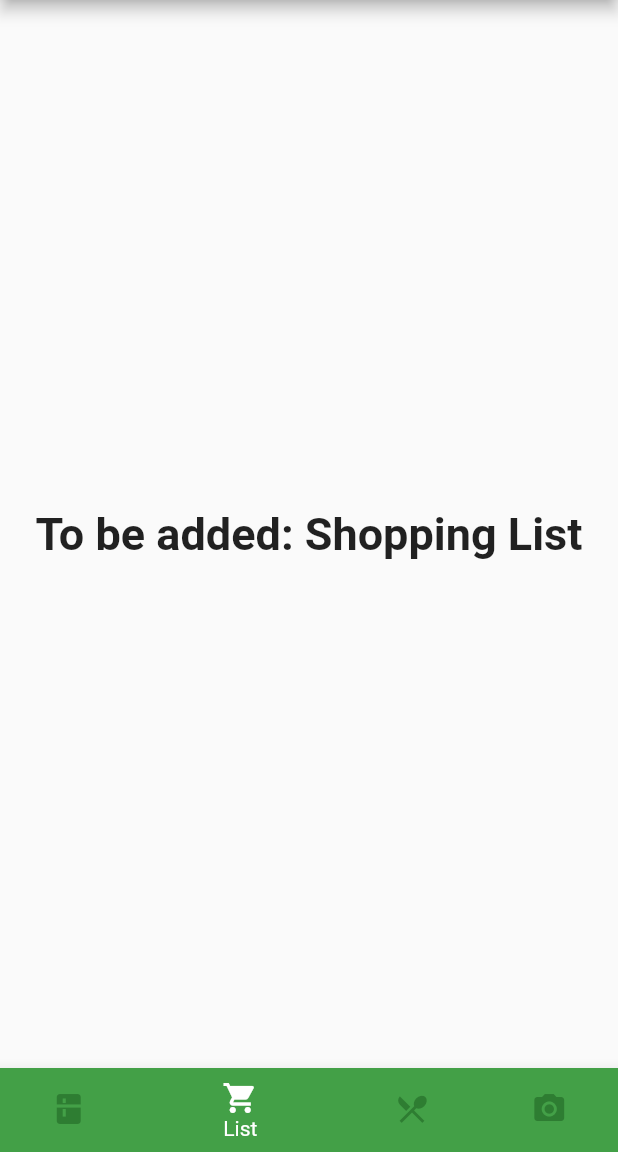
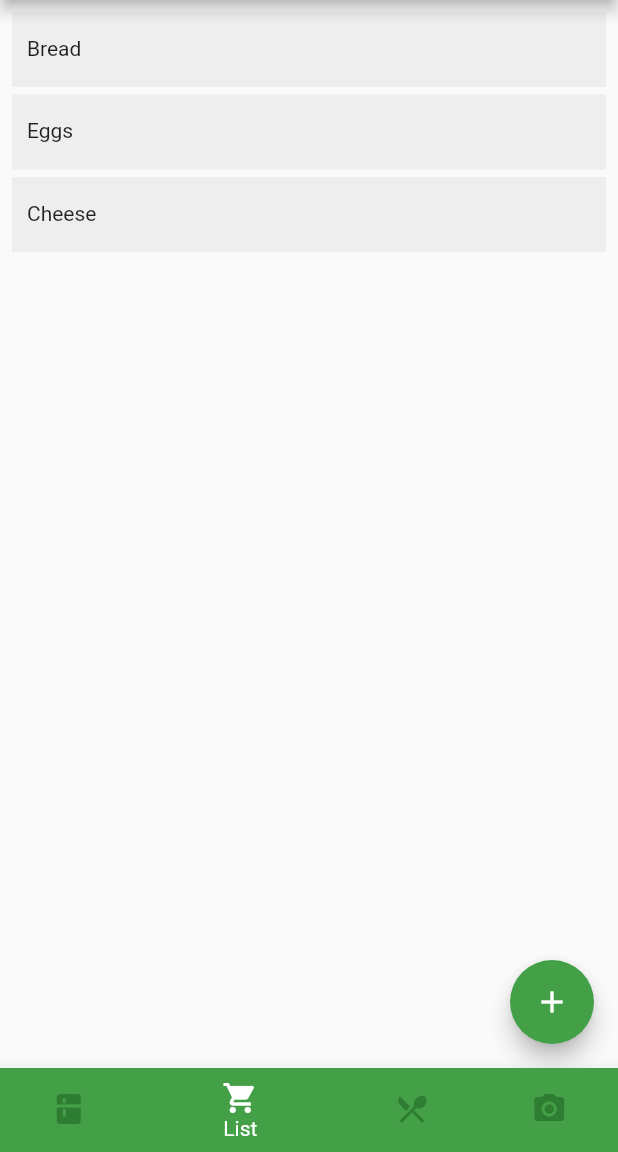
Before and after one commit to AgrawalTrisha/EcoShopping, a Flutter app: the Home screen opened by its route, item 2 of the bottom bar chosen, on a phone screen of 412 x 824 dp, the part 84-1236 px from its top. Run offline on Flutter 3.47's test engine with Material 2 defaults, Android fonts, the light colour scheme and no system bars; our stand-ins replace google_fonts.

Commit message:
app is demo ready.

```diff
--- a/lib/pages/home.dart
+++ b/lib/pages/home.dart
@@ -2,6 +2,7 @@ import 'package:flutter/material.dart';
 import 'package:google_fonts/google_fonts.dart';
 import 'fridge.dart';
 import 'food.dart';
+import 'list.dart';
 
 class Home extends StatefulWidget {
   @override
@@ -15,18 +16,29 @@ class _HomeState extends State<Home> {
       TextStyle(fontSize: 30, fontWeight: FontWeight.bold);
   static List<Widget> _widgetOptions = <Widget>[
     Fridge(),
+    ShoppingList(),
     Text(
-      'To be added: Shopping List',
-      style: optionStyle,
+      'Coming soon: Recipes',
+      textAlign: TextAlign.center,
+      style: GoogleFonts.manrope(
+        textStyle: TextStyle(
+          fontSize: 30.0,
+          letterSpacing: 2.0,
+          color: Colors.green[800],
+        ),
+      ),
     ),
     Text(
-      'To be added: Recipes',
-      style: optionStyle,
+      'Coming soon: Barcode Scanning',
+      textAlign: TextAlign.center,
+      style: GoogleFonts.manrope(
+        textStyle: TextStyle(
+          fontSize: 30.0,
+          letterSpacing: 2.0,
+          color: Colors.green[800],
+        ),
+      ),
     ),
-    Text(
-      'To be added: Barcode Scan',
-      style: optionStyle,
-    )
   ];
 
   void _onItemTapped(int index) {
--- /dev/null
+++ b/lib/pages/list.dart
@@ -0,0 +1,50 @@
+import 'package:flutter/material.dart';
+import 'food.dart';
+
+class ShoppingList extends StatefulWidget {
+  @override
+  _ShoppingListState createState() => _ShoppingListState();
+}
+
+class _ShoppingListState extends State<ShoppingList> {
+  List<Food> fridge = [Food("Bread", 0), Food("Eggs", 0), Food("Cheese", 0)];
+  @override
+  Widget build(BuildContext context) {
+    return Scaffold(
+      floatingActionButton: FloatingActionButton(
+        onPressed: () {
+          setState(() {
+            fridge.add(Food("Sugar", 0));
+          });
+        },
+        backgroundColor: Colors.green[600],
+        child: Icon(
+          Icons.add,
+          color: Colors.white,
+        ),
+      ),
+      body: ListView.separated(
+        padding: const EdgeInsets.all(8),
+        itemCount: fridge.length,
+        itemBuilder: (BuildContext context, int index) {
+          return Container(
+            height: 50,
+            color: Colors.grey[200],
+            child: Padding(
+              padding: EdgeInsets.fromLTRB(10, 16, 10, 0),
+              child: Text(
+                '${fridge[index].name}',
+                textAlign: TextAlign.left,
+              ),
+            ),
+          );
+        },
+        separatorBuilder: (BuildContext context, int index) {
+          return Container(
+            height: 5,
+          );
+        },
+      ),
+    );
+  }
+}
```
